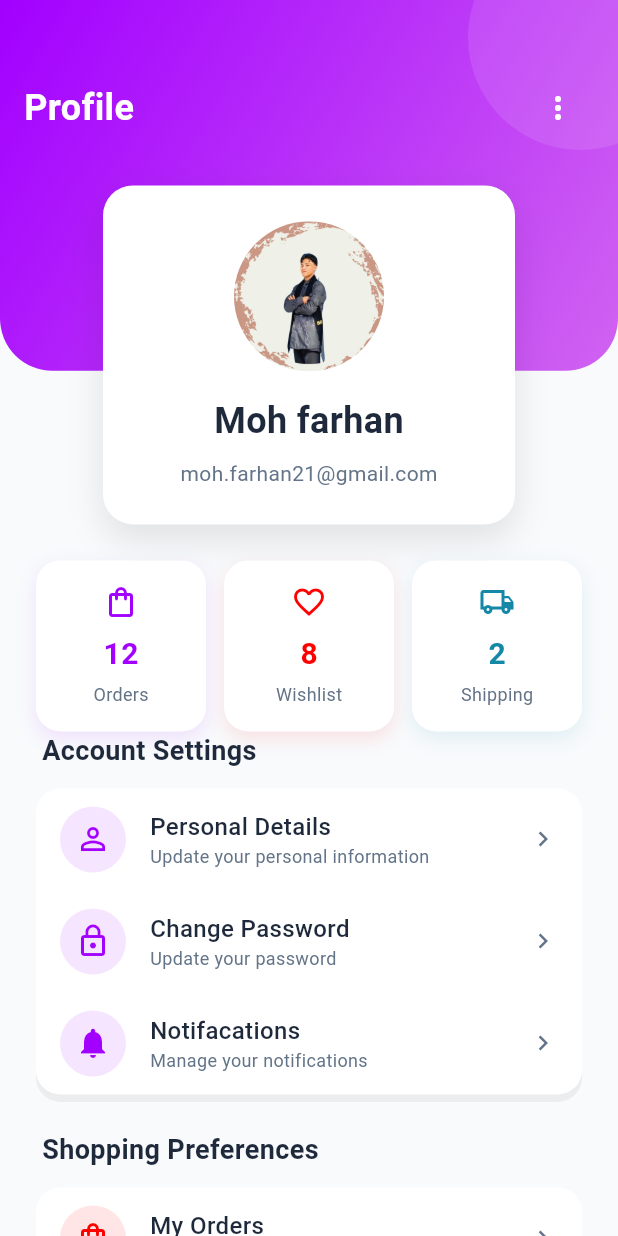
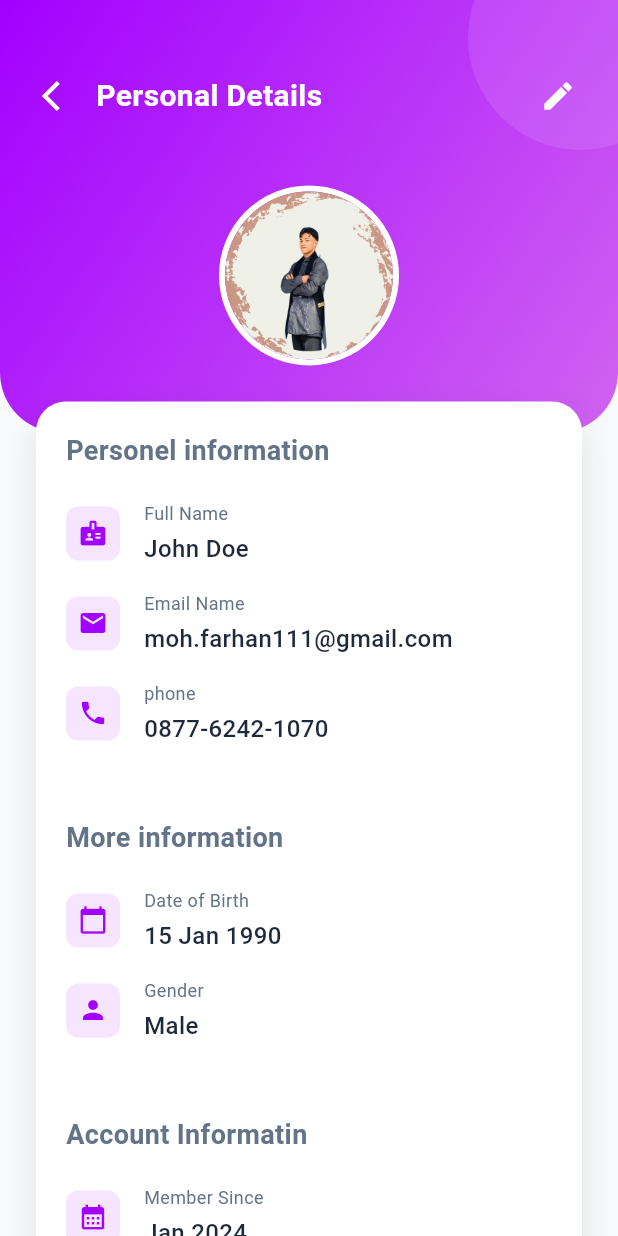
Before and after one commit to FarhanDev2025/uas-semester-4, a Flutter app: the ProfileScreen screen opened directly, after a tap on "Personal Details", on a phone screen of 412 x 824 dp. Run offline on Flutter 3.47's test engine with Material 3 defaults, Android fonts, the phone set to English and light mode, and no system bars; Roboto replaces fonts that are missing (Poppins).

Commit message:
Tambah user_details di part_13

```diff
--- a/lib/main.dart
+++ b/lib/main.dart
@@ -25,7 +25,9 @@ void main() {
 }
 
 class MyApp extends StatelessWidget {
-  const MyApp({super.key}); //super.key (artinya merujuk pada file diri sendiri)//
+  const MyApp({
+    super.key,
+  }); //super.key (artinya merujuk pada file diri sendiri)//
 
   @override
   Widget build(BuildContext context) {
--- a/lib/screens/profile_screen.dart
+++ b/lib/screens/profile_screen.dart
@@ -1,3 +1,5 @@
+import 'package:app_jualan/screens/my_orders_screen.dart';
+import 'package:app_jualan/screens/user_details_screen.dart';
 import 'package:app_jualan/theme/theme.dart';
 import 'package:flutter/material.dart';
 
@@ -288,7 +290,14 @@ class ProfileScreen extends StatelessWidget {
                                 icon: Icons.person_outline,
                                 title: 'Personal Details',
                                 subtitle: "Update your personal information",
-                                onTap: () {},
+                                onTap: () {
+                                   Navigator.push(
+                                    context,
+                                    MaterialPageRoute(
+                                      builder: (context) => UserDetailsScreen(),
+                                    ),
+                                  );
+                                },
                                 color: AppTheme.primaryColor,
                               ),
                               _buildMenuItem(
@@ -315,21 +324,43 @@ class ProfileScreen extends StatelessWidget {
                                 icon: Icons.shopping_bag_outlined,
                                 title: 'My Orders',
                                 subtitle: "View your order history",
-                                onTap: () {},
+                                onTap: () {
+                                  Navigator.push(
+                                    context,
+                                    MaterialPageRoute(
+                                      builder: (context) => MyOrdersScreen(),
+                                    ),
+                                  );
+                                },
                                 color: AppTheme.secondaryColor,
                               ),
                               _buildMenuItem(
                                 icon: Icons.location_on_outlined,
                                 title: 'Shipping Address',
                                 subtitle: "manage your delivery addresess",
-                                onTap: () {},
+                                onTap: () {
+                                   Navigator.push(
+                                    context,
+                                    MaterialPageRoute(
+                                      builder:
+                                          (context) => UserDetailsScreen(),
+                                    ),
+                                  );
+                                },
                                 color: AppTheme.secondaryColor,
                               ),
                               _buildMenuItem(
                                 icon: Icons.payment_outlined,
                                 title: 'Notifacations',
                                 subtitle: "Manage your payment options",
-                                onTap: () {},
+                                onTap: () {
+                                  // Navigator.push(
+                                  //   context,
+                                  //   MaterialPageRoute(
+                                  //     builder: (context) => ChangePasswordScreen(),
+                                  //   ),
+                                  // );
+                                },
                                 color: AppTheme.secondaryColor,
                               ),
                             ],
--- /dev/null
+++ b/lib/screens/user_details_screen.dart
@@ -0,0 +1,224 @@
+import 'package:app_jualan/theme/theme.dart';
+import 'package:flutter/material.dart';
+
+class UserDetailsScreen extends StatelessWidget {
+  const UserDetailsScreen({super.key});
+
+  // these automatically generated code is from github copilot
+  Widget _buildSection(String title, List<Widget> children) {
+    return Padding(
+      padding: EdgeInsets.all(20),
+      child: Column(
+        crossAxisAlignment: CrossAxisAlignment.start,
+        children: [
+          Text(
+            title,
+            style: TextStyle(fontSize: 18, fontWeight: FontWeight.bold),
+          ),
+          SizedBox(height: 12),
+          ...children, // << ini penting!
+        ],
+      ),
+    );
+  }
+
+  Widget _buildInfoRow({
+    required IconData icon,
+    required String label,
+    required String value,
+    Color? valueColor,
+  }) {
+    return Padding(
+      padding: EdgeInsets.symmetric(vertical: 8),
+      child: Row(
+        children: [
+          Container(
+            padding: EdgeInsets.all(8),
+            decoration: BoxDecoration(
+              color: AppTheme.primaryColor.withOpacity(0.1),
+              borderRadius: BorderRadius.circular(8),
+            ),
+            child: Icon(icon, size: 20, color: AppTheme.primaryColor),
+          ),
+          SizedBox(width: 16),
+          Expanded(
+            child: Column(
+              crossAxisAlignment: CrossAxisAlignment.start,
+              children: [
+                Text(
+                  label,
+                  style: TextStyle(fontSize: 12, color: AppTheme.textSecondary),
+                ),
+                SizedBox(height: 4),
+                Text(
+                  value,
+                  style: TextStyle(
+                    fontSize: 16,
+                    fontWeight: FontWeight.w500,
+                    color: valueColor ?? AppTheme.textPrimary,
+                  ),
+                ),
+              ],
+            ),
+          ),
+        ],
+      ),
+    );
+  }
+
+  @override
+  Widget build(BuildContext context) {
+    return Scaffold(
+      backgroundColor: AppTheme.backgroundColor,
+      body: Stack(
+        children: [
+          Container(
+            height: MediaQuery.of(context).size.height * 0.35,
+            decoration: BoxDecoration(
+              gradient: LinearGradient(
+                colors: AppTheme.primaryGradient,
+                begin: Alignment.topLeft,
+                end: Alignment.bottomRight,
+              ),
+              borderRadius: BorderRadius.only(
+                bottomLeft: Radius.circular(40),
+                bottomRight: Radius.circular(40),
+              ),
+            ),
+            child: Stack(
+              children: [
+                Positioned(
+                  top: -50,
+                  right: -50,
+                  child: Container(
+                    width: 150,
+                    height: 150,
+                    decoration: BoxDecoration(
+                      color: Colors.white.withOpacity(0.1),
+                      shape: BoxShape.circle,
+                    ),
+                  ),
+                ),
+                Positioned(
+                  top: 40,
+                  left: 16,
+                  right: 16,
+                  child: Row(
+                    children: [
+                      IconButton(
+                        icon: Icon(Icons.arrow_back_ios),
+                        color: Colors.white,
+                        onPressed: () {
+                          Navigator.of(context).pop();
+                        },
+                      ),
+                      Expanded(
+                        child: Text(
+                          "Personal Details",
+                          style: TextStyle(
+                            color: Colors.white,
+                            fontSize: 20,
+                            fontWeight: FontWeight.bold,
+                          ),
+                        ),
+                      ),
+                      IconButton(
+                        icon: Icon(Icons.edit),
+                        color: Colors.white,
+                        onPressed: () {},
+                      ),
+                    ],
+                  ),
+                ),
+              ],
+            ),
+          ),
+          Padding(
+            padding: EdgeInsets.only(
+              top: MediaQuery.of(context).size.height * 0.15,
+            ),
+            child: SingleChildScrollView(
+              child: Column(
+                children: [
+                  Container(
+                    width: 120,
+                    height: 120,
+                    decoration: BoxDecoration(
+                      shape: BoxShape.circle,
+                      gradient: LinearGradient(
+                        colors: AppTheme.primaryGradient,
+                        begin: Alignment.topLeft,
+                        end: Alignment.bottomRight,
+                      ),
+                      border: Border.all(color: Colors.white, width: 4),
+                    ),
+                    child: ClipRRect(
+                      borderRadius: BorderRadius.circular(60),
+                      child: Image.asset('assets/images/profile.jpg'),
+                    ),
+                  ),
+                  SizedBox(height: 24),
+                  Container(
+                    margin: EdgeInsets.symmetric(horizontal: 24),
+                    decoration: BoxDecoration(
+                      color: Colors.white,
+                      borderRadius: BorderRadius.circular(20),
+                      boxShadow: [
+                        BoxShadow(
+                          color: Colors.black.withOpacity(0.1),
+                          blurRadius: 20,
+                          offset: Offset(0, 10),
+                        ),
+                      ],
+                    ),
+                    child: Column(
+                      crossAxisAlignment: CrossAxisAlignment.start,
+                      children: [
+                        _buildSection("Personel information", [
+                          _buildInfoRow(
+                            icon: Icons.badge,
+                            label: "Full Name",
+                            value: "John Doe",
+                          ),
+                          _buildInfoRow(
+                            icon: Icons.email,
+                            label: "Email Name",
+                            value: "moh.farhan111@gmail.com",
+                          ),
+                          _buildInfoRow(
+                            icon: Icons.phone,
+                            label: "phone",
+                            value: "0877-6242-1070",
+                          ),
+                        ]),
+                        _buildSection("More information", [
+                          _buildInfoRow(
+                            icon: Icons.calendar_today,
+                            label: "Date of Birth",
+                            value: "15 Jan 1990",
+                          ),
+                          _buildInfoRow(
+                            icon: Icons.person,
+                            label: "Gender",
+                            value: "Male",
+                          ),
+                        ]),
+                        _buildSection("Account Informatin", [
+                          _buildInfoRow(
+                            icon: Icons.calendar_month,
+                            label: "Member Since",
+                            value: "Jan 2024",
+                          ),
+                        ]),
+                      ],
+                    ),
+                  ),
+                ],
+              ),
+            ),
+          ),
+        ],
+      ),
+    );
+  }
+}
```
